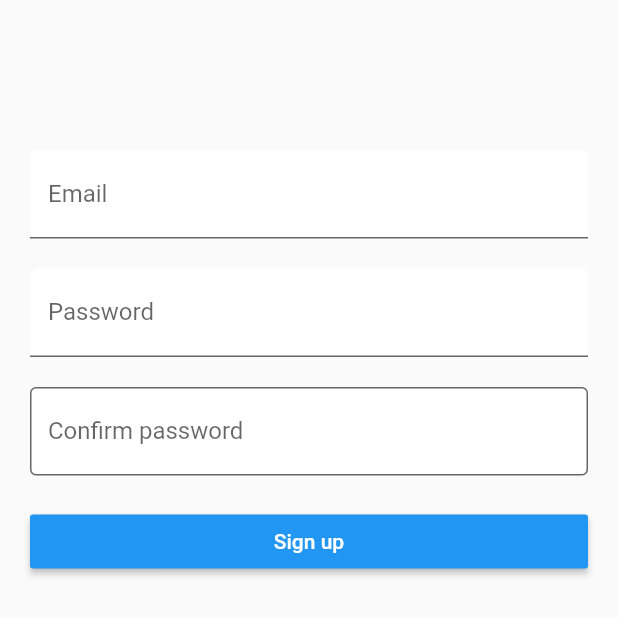
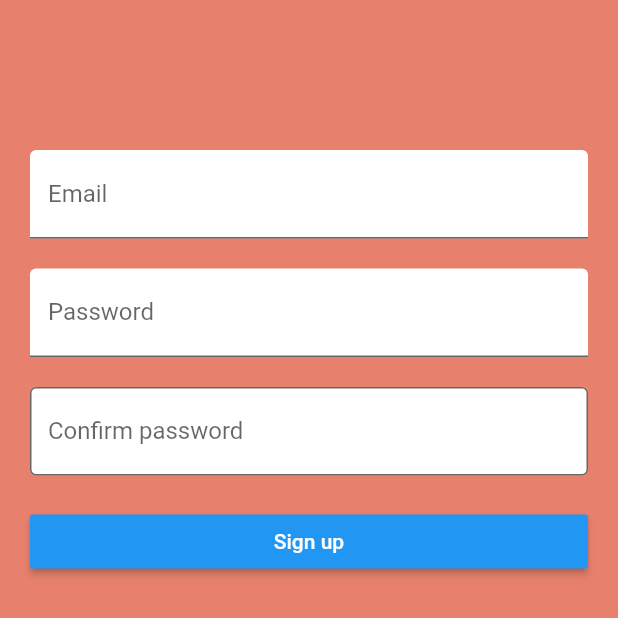
Before and after one commit to Mgrabowski147/MarkdownNotesFlutter, a Flutter app: the screen it shows after launch, after a tap on "Sign up", on a phone screen of 412 x 824 dp, the top half of it. Run offline on Flutter 3.47's test engine with Material 2 defaults, Android fonts, the phone set to English and light mode, and no system bars; our stand-ins replace cloud_firestore, firebase_auth, flutter_markdown, google_sign_in; accounts and stored records are empty; network calls fail.

Commit message:
add login color

```diff
--- a/lib/loginPage.dart
+++ b/lib/loginPage.dart
@@ -23,6 +23,7 @@ class _LoginPageState extends State<LoginPage> {
   @override
   Widget build(BuildContext context) {
     return Scaffold(
+      backgroundColor: Color.fromRGBO(231, 129, 109, 1.0),
       body: _buildLayoutContainer(context),
     );
   }
--- a/lib/signUpPage.dart
+++ b/lib/signUpPage.dart
@@ -23,6 +23,7 @@ class _SignUpPageState extends State<SignUpPage> {
   @override
   Widget build(BuildContext context) {
     return Scaffold(
+      backgroundColor: Color.fromRGBO(231, 129, 109, 1.0),
       body: _buildLayoutContainer(context),
     );
   }
@@ -41,6 +42,7 @@ class _SignUpPageState extends State<SignUpPage> {
 
   Widget _buildLoginLayout(BuildContext context) {
     return Container(
+      color: Color.fromRGBO(231, 129, 109, 1.0),
       padding: EdgeInsets.only(top: 100, left: 20, right: 20),
       child: Column(
         children: <Widget>[
```
